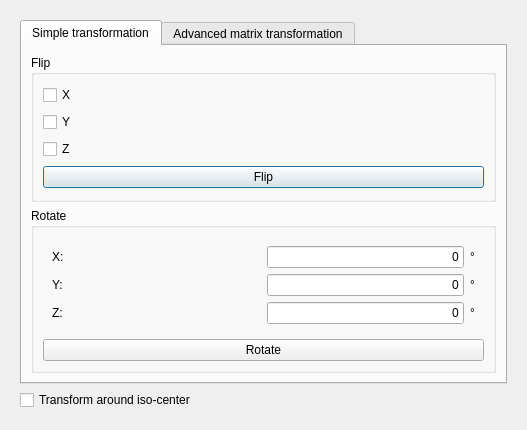
isis-group/vast, file plugins/OrientationCorrection/forms/orientationcorrection.ui: the form before one commit.
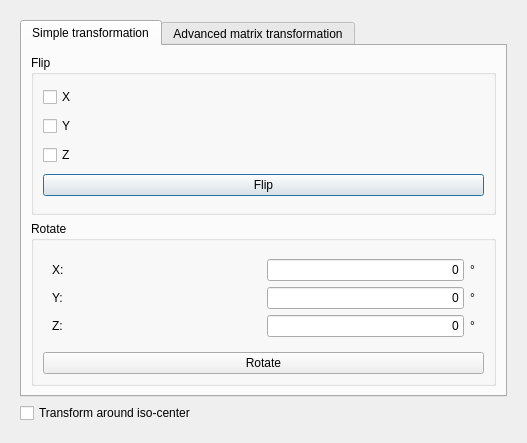
The form after the commit.

What changed in the file:
```diff
--- a/plugins/OrientationCorrection/forms/orientationcorrection.ui
+++ b/plugins/OrientationCorrection/forms/orientationcorrection.ui
@@ -7,7 +7,7 @@
     <x>0</x>
     <y>0</y>
     <width>527</width>
-    <height>430</height>
+    <height>443</height>
    </rect>
   </property>
   <property name="windowTitle">
```
Left out of the diff: 6 changed lines with no effect on the pictures.
